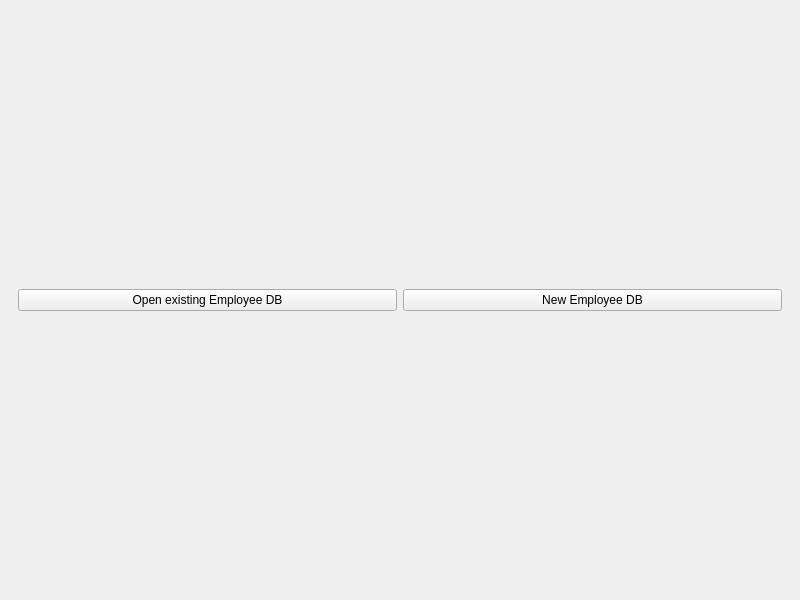
This is UI_Files/Main.ui in ChatreshGudi/Emp_Manage as Qt 5 draws it before an edit. The edited form follows.
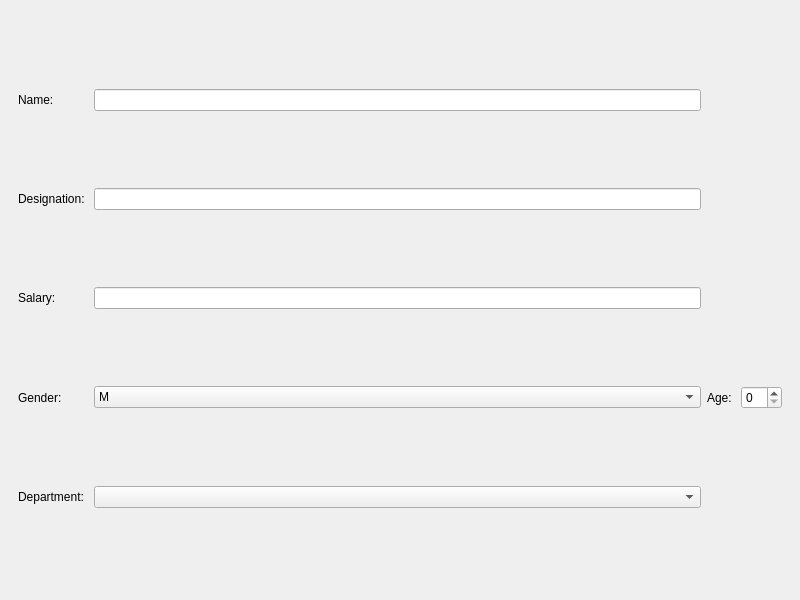
This is the edited form. The open tabs and pages were chosen to show the change. Icons and pictures are not drawn.

Commit message: Designing Employee Page View for Admin

The edit to the form file:
```diff
--- a/UI_Files/Main.ui
+++ b/UI_Files/Main.ui
@@ -321,6 +321,81 @@
        </layout>
       </widget>
       <widget class="QWidget" name="Employee_EMP_Page"/>
+      <widget class="QWidget" name="Admin_EMP_Page">
+       <layout class="QGridLayout" name="gridLayout_6">
+        <item row="2" column="3">
+         <widget class="QLineEdit" name="emp_salary_value_ad"/>
+        </item>
+        <item row="3" column="0">
+         <widget class="QLabel" name="label_3">
+          <property name="text">
+           <string>Gender:</string>
+          </property>
+         </widget>
+        </item>
+        <item row="0" column="0">
+         <widget class="QLabel" name="name_lbl_2">
+          <property name="text">
+           <string>Name:</string>
+          </property>
+         </widget>
+        </item>
+        <item row="1" column="3">
+         <widget class="QLineEdit" name="emp_desig_text_ad"/>
+        </item>
+        <item row="3" column="3">
+         <widget class="QComboBox" name="emp_gender_value_ad">
+          <item>
+           <property name="text">
+            <string>M</string>
+           </property>
+          </item>
+          <item>
+           <property name="text">
+            <string>F</string>
+           </property>
+          </item>
+         </widget>
+        </item>
+        <item row="2" column="0">
+         <widget class="QLabel" name="label_2">
+          <property name="text">
+           <string>Salary: </string>
+          </property>
+         </widget>
+        </item>
+        <item row="0" column="3">
+         <widget class="QLineEdit" name="emp_name_text_ad"/>
+        </item>
+        <item row="1" column="0">
+         <widget class="QLabel" name="label">
+          <property name="text">
+           <string>Designation: </string>
+          </property>
+         </widget>
+        </item>
+        <item row="3" column="5">
+         <widget class="QSpinBox" name="emp_age_value_ad"/>
+        </item>
+        <item row="4" column="0">
+         <widget class="QLabel" name="label_5">
+          <property name="text">
+           <string>Department: </string>
+          </property>
+         </widget>
+        </item>
+        <item row="3" column="4">
+         <widget class="QLabel" name="label_4">
+          <property name="text">
+           <string>Age: </string>
+          </property>
+         </widget>
+        </item>
+        <item row="4" column="3">
+         <widget class="QComboBox" name="emp_dept_value_ad"/>
+        </item>
+       </layout>
+      </widget>
      </widget>
     </item>
    </layout>
```
Left out of the diff: 4 changed lines with no effect on the pictures. The commit also changes 1 other file.
